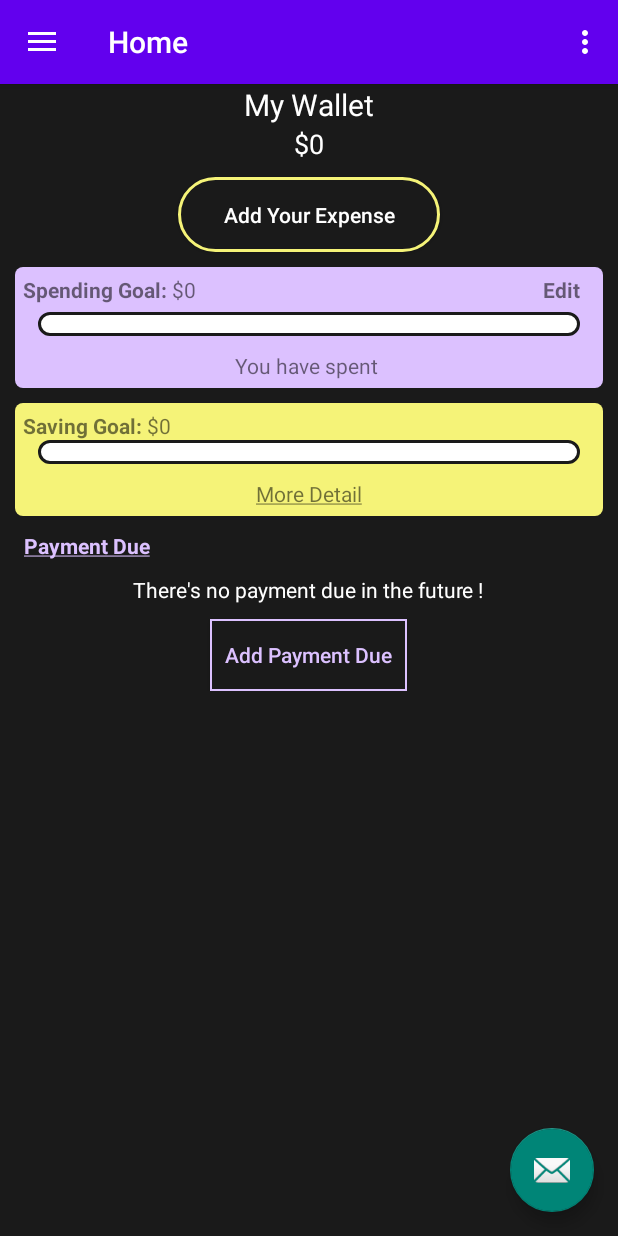
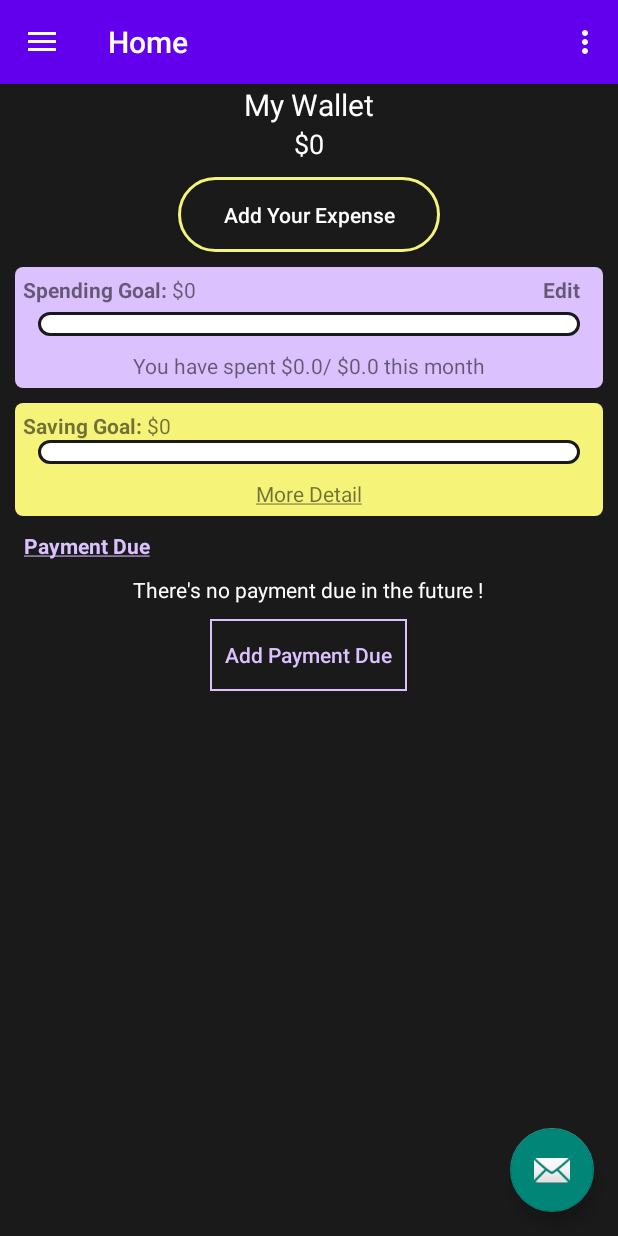
Before and after one commit to andyr3n/Broke-No-More, an Android app: the screen it shows after launch (MainActivity), on a phone screen of 412 x 824 dp. Run offline under Robolectric (Android 15) with nearby library versions, the phone set to English and light mode, and no system bars; our stand-ins replace navigation-ui.

Commit message:
Fix spending goal description below

```diff
--- a/app/src/main/java/com/example/broke_no_more/ui/home/HomeFragment.kt
+++ b/app/src/main/java/com/example/broke_no_more/ui/home/HomeFragment.kt
@@ -28,6 +28,7 @@ class HomeFragment : Fragment(){
     private lateinit var editSpending: TextView
     private lateinit var spendingGoalAmount: TextView
     private lateinit var spendingGoalProcess: ProgressBar
+    private lateinit var haveSpentAmount: TextView
 
     override fun onCreateView(
         inflater: LayoutInflater,
@@ -71,6 +72,10 @@ class HomeFragment : Fragment(){
         //Set process to correct percentage
         spendingGoalProcess.progress = spendPercentage
 
+        //Update Amount have spent
+        haveSpentAmount = binding.haveSpentText
+        haveSpentAmount.text = "You have spent $$spentAmount/ $$spendGoal this month"
+
         return root
     }
 
--- a/app/src/main/res/layout/fragment_home.xml
+++ b/app/src/main/res/layout/fragment_home.xml
@@ -114,8 +114,7 @@
                 app:layout_constraintBottom_toBottomOf="parent"
                 app:layout_constraintEnd_toEndOf="parent"
                 app:layout_constraintStart_toStartOf="parent"
-                app:layout_constraintTop_toBottomOf="@+id/spendingProgress"
-                android:text="You have spent ">
+                app:layout_constraintTop_toBottomOf="@+id/spendingProgress">
             </TextView>
         </androidx.constraintlayout.widget.ConstraintLayout>
 
```
